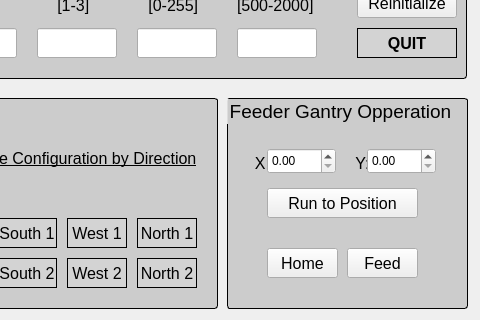
NC4Lab/omniroute_ubuntu_ws, file src/omniroute_operation/src/three_by_three_interface/interface.ui: the form before one commit; both pictures show x 313 to 793 and y 752 to 1072 of the 793 by 1072 pixel window.
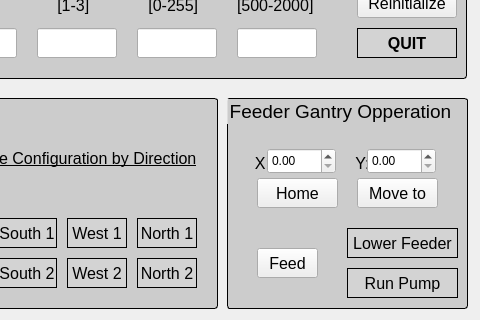
The form after the commit.

Commit message: Working on adding feeder ecat stuff.

The edit to the form file:
```diff
--- a/src/omniroute_operation/src/three_by_three_interface/interface.ui
+++ b/src/omniroute_operation/src/three_by_three_interface/interface.ui
@@ -1322,9 +1322,9 @@
    <widget class="QPushButton" name="runGantryBtn">
     <property name="geometry">
      <rect>
-      <x>40</x>
-      <y>90</y>
-      <width>151</width>
+      <x>130</x>
+      <y>80</y>
+      <width>81</width>
       <height>30</height>
      </rect>
     </property>
@@ -1334,15 +1334,15 @@
      </font>
     </property>
     <property name="text">
-     <string>Run to Position</string>
+     <string>Move to</string>
     </property>
    </widget>
    <widget class="QPushButton" name="homeGantryBtn">
     <property name="geometry">
      <rect>
-      <x>40</x>
-      <y>150</y>
-      <width>71</width>
+      <x>30</x>
+      <y>80</y>
+      <width>81</width>
       <height>30</height>
      </rect>
     </property>
@@ -1374,9 +1374,9 @@
    <widget class="QPushButton" name="pumpGantryBtn">
     <property name="geometry">
      <rect>
-      <x>120</x>
+      <x>30</x>
       <y>150</y>
-      <width>71</width>
+      <width>61</width>
       <height>30</height>
      </rect>
     </property>
@@ -1389,6 +1389,88 @@
      <string>Feed</string>
     </property>
    </widget>
+   <widget class="QPushButton" name="runPumpTogPosBtn">
+    <property name="geometry">
+     <rect>
+      <x>120</x>
+      <y>170</y>
+      <width>111</width>
+      <height>30</height>
+     </rect>
+    </property>
+    <property name="font">
+     <font>
+      <pointsize>12</pointsize>
+      <weight>50</weight>
+      <bold>false</bold>
+     </font>
+    </property>
+    <property name="autoFillBackground">
+     <bool>false</bool>
+    </property>
+    <property name="styleSheet">
+     <string notr="true">QPushButton {
+    background-color: lightgray;
+    border: 1px solid black;
+}
+
+QPushButton:checked {
+    background-color: gray; /* Color when toggled */
+}
+
+QPushButton:pressed {
+    background-color: darkgray; /* Color when pressed */
+}
+</string>
+    </property>
+    <property name="text">
+     <string>Run Pump</string>
+    </property>
+    <property name="checkable">
+     <bool>true</bool>
+    </property>
+   </widget>
+   <widget class="QPushButton" name="lowerFeederTogPosBtn">
+    <property name="geometry">
+     <rect>
+      <x>120</x>
+      <y>130</y>
+      <width>111</width>
+      <height>30</height>
+     </rect>
+    </property>
+    <property name="font">
+     <font>
+      <pointsize>12</pointsize>
+      <weight>50</weight>
+      <bold>false</bold>
+     </font>
+    </property>
+    <property name="autoFillBackground">
+     <bool>false</bool>
+    </property>
+    <property name="styleSheet">
+     <string notr="true">QPushButton {
+    background-color: lightgray;
+    border: 1px solid black;
+}
+
+QPushButton:checked {
+    background-color: gray; /* Color when toggled */
+}
+
+QPushButton:pressed {
+    background-color: darkgray; /* Color when pressed */
+}
+</string>
+    </property>
+    <property name="text">
+     <string>Lower Feeder</string>
+    </property>
+    <property name="checkable">
+     <bool>true</bool>
+    </property>
+   </widget>
   </widget>
   <zorder>gantryOperationGroupBo</zorder>
   <zorder>selectorGroupBox</zorder>
```
Left out of the diff: 2 changed lines with no effect on the pictures. The commit also changes 9 other files.
